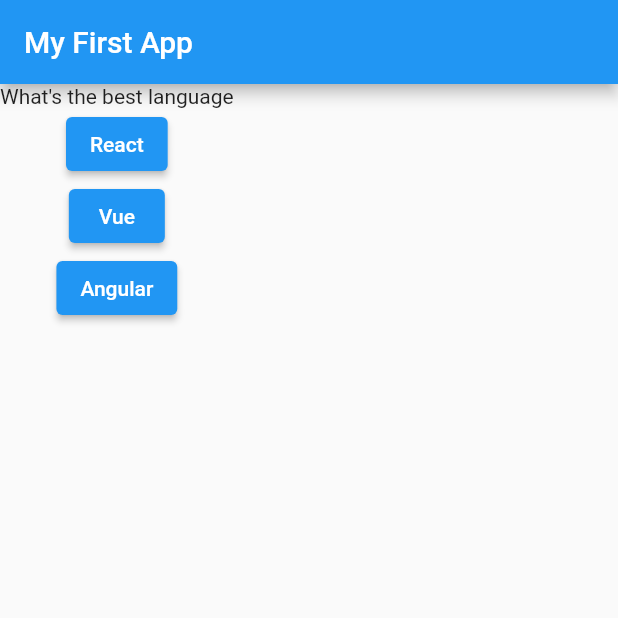
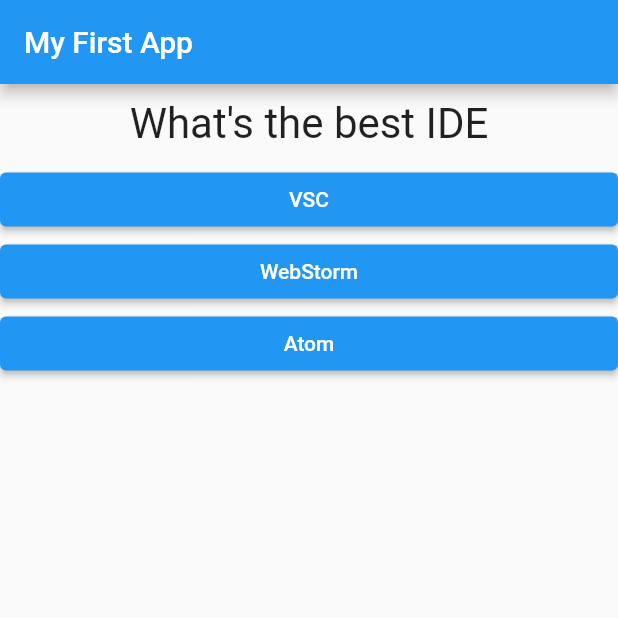
Before and after one commit to Xornee/Flutter_Quiz_App, a Flutter app: the screen it shows after launch, after a tap on "Vue", on a phone screen of 412 x 824 dp, the top half of it. Run offline on Flutter 3.47's test engine with Material 2 defaults, Android fonts, the phone set to English and light mode, and no system bars.

Commit message:
Section2 - 51

```diff
--- /dev/null
+++ b/lib/answer.dart
@@ -0,0 +1,22 @@
+import 'package:flutter/material.dart';
+
+class Answer extends StatelessWidget {
+  final Function selectHandler;
+  final String answerText;
+
+  Answer(this.selectHandler, this.answerText);
+
+  @override
+  Widget build(BuildContext context) {
+    return Container(
+      width: double.infinity,
+      child: ElevatedButton(
+        style: ButtonStyle(
+          backgroundColor: MaterialStateProperty.all(Colors.blue),
+        ),
+        onPressed: selectHandler,
+        child: Text(answerText),
+      ),
+    );
+  }
+}
--- a/lib/main.dart
+++ b/lib/main.dart
@@ -1,59 +1,62 @@
 import 'package:flutter/material.dart';
+import './question.dart';
+import './answer.dart';
 
-// void main() {
-//   runApp(MyApp());
-// }
 void main() => runApp(MyApp());
 
 class MyApp extends StatefulWidget {
   @override
-  State<StatefulWidget> createState() => MyAppState();
+  State<StatefulWidget> createState() => _MyAppState();
 }
 
-class MyAppState extends State<MyApp> {
-  int questionIndex = 0;
+final questions = const [
+  {
+    'questionText': 'What\'s the best JS Framewor/Library',
+    'answers': ['Vue', 'React', 'Angular']
+  },
+  {
+    'questionText': 'What\'s the best IDE',
+    'answers': ['VSC', 'WebStorm', 'Atom']
+  },
+  {
+    'questionText': 'Why lemons are awesome? :D',
+    'answers': [
+      'Coz they are tasty',
+      'Coz they are yellow',
+      'Coz you can make lemonade :D'
+    ]
+  },
+];
 
-  void answerQuestions() {
+class _MyAppState extends State<MyApp> {
+  int _questionIndex = 0;
+
+  void _answerQuestions() {
     setState(() {
-      questionIndex++;
+      _questionIndex++;
     });
-    print(questionIndex);
   }
 
   @override
   Widget build(BuildContext context) {
-    var questions = [
-      'What\'s the best language',
-      'What\'s the best IDE',
-      'Why lemons are awesome? :D'
-    ];
     return MaterialApp(
       home: Scaffold(
           appBar: AppBar(
             title: Text("My First App"),
           ),
-        body: Column(
+          body: _questionIndex < questions.length
+              ? Column(
                   children: [
-            Text(
-              questions[questionIndex],
+                    Question(
+                      questions[_questionIndex]['questionText'] as String,
                     ),
-            ElevatedButton(
-              onPressed: answerQuestions,
-              child: Text('React'),
-            ),
-            ElevatedButton(
-              onPressed: () {
-                print('answer Choosen');
-              },
-              child: Text('Vue'),
-            ),
-            ElevatedButton(
-              onPressed: () => print('answer Choosen'),
-              child: Text('Angular'),
-            ),
+                    ...(questions[_questionIndex]['answers'] as List<String>)
+                        .map((answer) {
+                      return Answer(_answerQuestions, answer);
+                    }).toList()
                   ],
-        ),
-      ),
+                )
+              : Center(child: Text('Nice :D'))),
     );
   }
 }
--- /dev/null
+++ b/lib/question.dart
@@ -0,0 +1,20 @@
+import 'package:flutter/material.dart';
+
+class Question extends StatelessWidget {
+  final String questionText;
+
+  Question(this.questionText);
+
+  @override
+  Widget build(BuildContext context) {
+    return Container(
+      width: double.infinity,
+      margin: EdgeInsets.all(10),
+      child: Text(
+        questionText,
+        style: TextStyle(fontSize: 28),
+        textAlign: TextAlign.center,
+      ),
+    );
+  }
+}
```
Also changed, not shown: pubspec.yaml (+6 -10 lines), pubspec.lock, 1 other file. Lines whose indentation alone changed are shown as unchanged.
